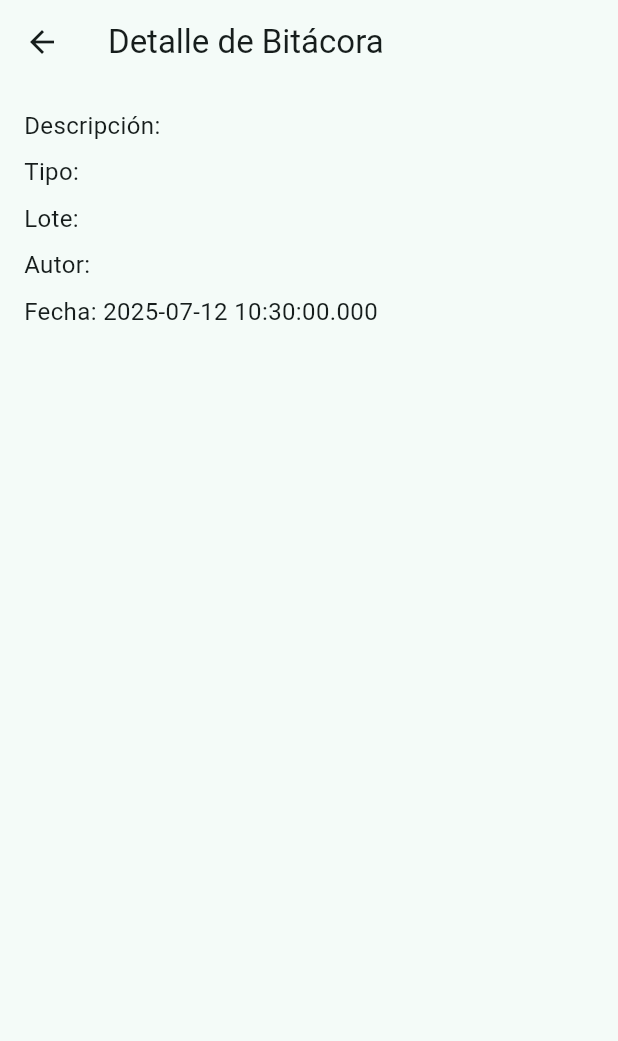
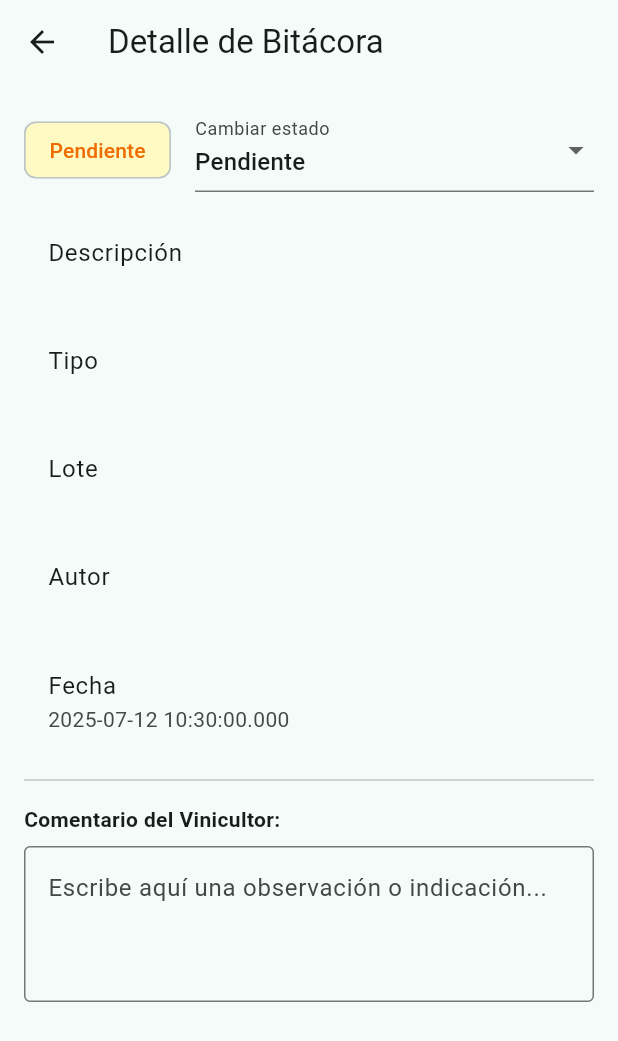
Before and after one commit to upc-2025-01-MetaSoft-App-Moviles/elixirline_app_movil_flutter, a Flutter app: the FieldLogEntryDetailPage screen opened directly with empty values, on a phone screen of 412 x 824 dp. Shown: the top 1041 px of the screen. Run offline on Flutter 3.47's test engine with Material 3 defaults, Android fonts, the phone set to English and light mode, and no system bars; our stand-ins replace image_picker, shared_preferences; accounts and stored records are empty.

Commit message:
feat(fieldlog): details fixed.

```diff
--- a/lib/features/fieldlog/presentation/field_log_entry_detail_page.dart
+++ b/lib/features/fieldlog/presentation/field_log_entry_detail_page.dart
@@ -1,13 +1,80 @@
 import 'package:flutter/material.dart';
+import 'package:shared_preferences/shared_preferences.dart';
 import 'package:elixirline_app_movil_flutter/features/fieldlog/domain/field_log_entry.dart';
 
-class FieldLogEntryDetailPage extends StatelessWidget {
+
+class FieldLogEntryDetailPage extends StatefulWidget {
   const FieldLogEntryDetailPage({super.key, required this.entry});
 
   final FieldLogEntry entry;
 
   @override
+  State<FieldLogEntryDetailPage> createState() => _FieldLogEntryDetailPageState();
+}
+
+class _FieldLogEntryDetailPageState extends State<FieldLogEntryDetailPage> {
+  final List<String> _statuses = ['Pendiente', 'Validado', 'Requiere acción'];
+  late String _selectedStatus;
+  late TextEditingController _commentController;
+
+  @override
+  void initState() {
+    super.initState();
+    _selectedStatus = 'Pendiente';
+    _commentController = TextEditingController();
+    _loadLocalData();
+  }
+
+  Future<void> _loadLocalData() async {
+    final prefs = await SharedPreferences.getInstance();
+    setState(() {
+      _selectedStatus = prefs.getString('status-${widget.entry.entryId}') ?? 'Pendiente';
+      _commentController.text = prefs.getString('comment-${widget.entry.entryId}') ?? '';
+    });
+  }
+
+  Future<void> _saveStatus(String value) async {
+    final prefs = await SharedPreferences.getInstance();
+    await prefs.setString('status-${widget.entry.entryId}', value);
+  }
+
+  Future<void> _saveComment(String value) async {
+    final prefs = await SharedPreferences.getInstance();
+    await prefs.setString('comment-${widget.entry.entryId}', value);
+  }
+
+  Color _getChipColor(String status) {
+    switch (status) {
+      case 'Validado':
+        return Colors.green.shade100;
+      case 'Requiere acción':
+        return Colors.red.shade100;
+      default:
+        return Colors.yellow.shade100;
+    }
+  }
+
+  Color _getChipTextColor(String status) {
+    switch (status) {
+      case 'Validado':
+        return Colors.green.shade800;
+      case 'Requiere acción':
+        return Colors.red.shade800;
+      default:
+        return Colors.orange.shade800;
+    }
+  }
+
+  @override
+  void dispose() {
+    _commentController.dispose();
+    super.dispose();
+  }
+
+  @override
   Widget build(BuildContext context) {
+    final entry = widget.entry;
+
     return Scaffold(
       appBar: AppBar(title: const Text('Detalle de Bitácora')),
       body: NestedScrollView(
@@ -35,15 +102,64 @@ class FieldLogEntryDetailPage extends StatelessWidget {
           padding: const EdgeInsets.all(16),
           child: ListView(
             children: [
-              Text('Descripción: ${entry.description}', style: const TextStyle(fontSize: 16)),
+              Row(
+                children: [
+                  Chip(
+                    label: Text(_selectedStatus),
+                    backgroundColor: _getChipColor(_selectedStatus),
+                    labelStyle: TextStyle(color: _getChipTextColor(_selectedStatus)),
+                  ),
+                  const SizedBox(width: 16),
+                  Expanded(
+                    child: DropdownButtonFormField<String>(
+                      value: _selectedStatus,
+                      decoration: const InputDecoration(labelText: 'Cambiar estado'),
+                      items: _statuses.map((status) {
+                        return DropdownMenuItem(value: status, child: Text(status));
+                      }).toList(),
+                      onChanged: (value) {
+                        if (value != null) {
+                          setState(() => _selectedStatus = value);
+                          _saveStatus(value);
+                        }
+                      },
+                    ),
+                  ),
+                ],
+              ),
+              const SizedBox(height: 16),
+              ListTile(
+                title: const Text('Descripción'),
+                subtitle: Text(entry.description),
+              ),
+              ListTile(
+                title: const Text('Tipo'),
+                subtitle: Text(entry.entryType),
+              ),
+              ListTile(
+                title: const Text('Lote'),
+                subtitle: Text(entry.parcelId),
+              ),
+              ListTile(
+                title: const Text('Autor'),
+                subtitle: Text(entry.authorId),
+              ),
+              ListTile(
+                title: const Text('Fecha'),
+                subtitle: Text(entry.timestamp.toLocal().toString()),
+              ),
+              const Divider(height: 32),
+              const Text('Comentario del Vinicultor:', style: TextStyle(fontWeight: FontWeight.bold)),
               const SizedBox(height: 8),
-              Text('Tipo: ${entry.entryType}', style: const TextStyle(fontSize: 16)),
-              const SizedBox(height: 8),
-              Text('Lote: ${entry.parcelId}', style: const TextStyle(fontSize: 16)),
-              const SizedBox(height: 8),
-              Text('Autor: ${entry.authorId}', style: const TextStyle(fontSize: 16)),
-              const SizedBox(height: 8),
-              Text('Fecha: ${entry.timestamp.toLocal()}', style: const TextStyle(fontSize: 16)),
+              TextFormField(
+                controller: _commentController,
+                maxLines: 3,
+                decoration: const InputDecoration(
+                  border: OutlineInputBorder(),
+                  hintText: 'Escribe aquí una observación o indicación...',
+                ),
+                onChanged: _saveComment,
+              ),
             ],
           ),
         ),
```
